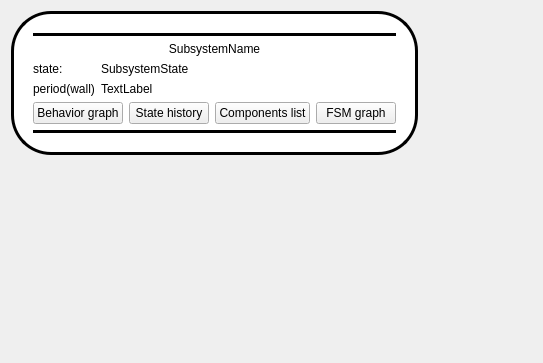
Before: the Qt Designer form rqt_agent/resource/SubsystemWidget.ui in RCPRG-ros-pkg/agent_orocos, drawn with Qt 5.
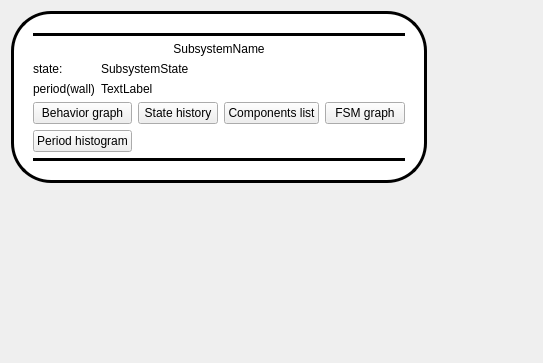
After: the same form once the commit is applied.

Commit message: added histogram of period

```diff
--- a/rqt_agent/resource/SubsystemWidget.ui
+++ b/rqt_agent/resource/SubsystemWidget.ui
@@ -143,6 +143,13 @@
           </property>
          </widget>
         </item>
+        <item row="1" column="0">
+         <widget class="QPushButton" name="showPeriodHistogram">
+          <property name="text">
+           <string>Period histogram</string>
+          </property>
+         </widget>
+        </item>
        </layout>
       </item>
       <item>
```
The commit also changes 3 other files.
